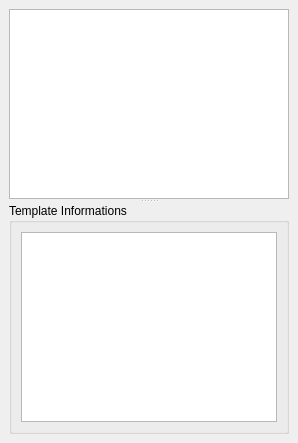
Qt form src/components/core/templatesOutliner/ui/Templates_Outliner.ui (KelSolaar/sIBL_GUI) before a commit.
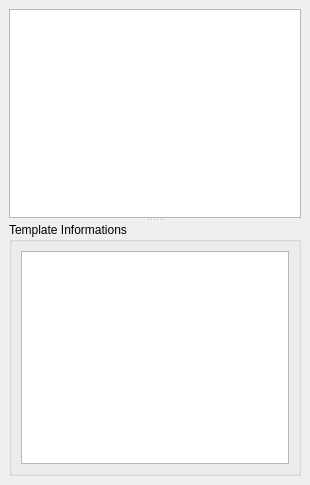
The same form after that commit.

What changed in the file:
```diff
--- a/src/components/core/templatesOutliner/ui/Templates_Outliner.ui
+++ b/src/components/core/templatesOutliner/ui/Templates_Outliner.ui
@@ -2,6 +2,14 @@
 <ui version="4.0">
  <class>Templates_Outliner_DockWidget</class>
  <widget class="QDockWidget" name="Templates_Outliner_DockWidget">
+  <property name="geometry">
+   <rect>
+    <x>0</x>
+    <y>0</y>
+    <width>310</width>
+    <height>485</height>
+   </rect>
+  </property>
   <property name="windowTitle">
    <string>Templates Outliner</string>
   </property>
```
